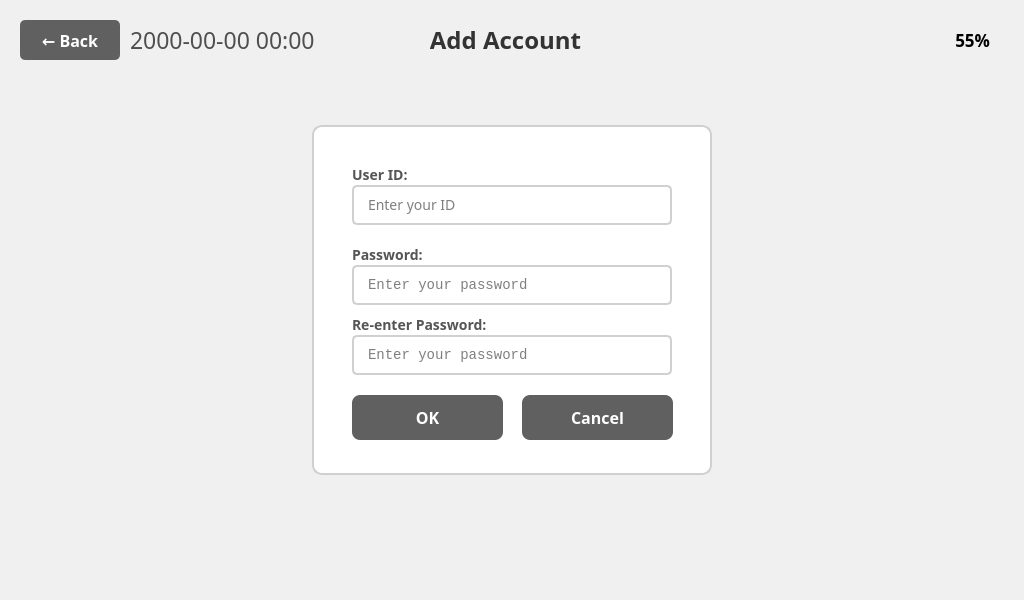
Old version of the form ui/Settings/AccountAddViewWindow.ui in the repository eguruno1/calth_reader.
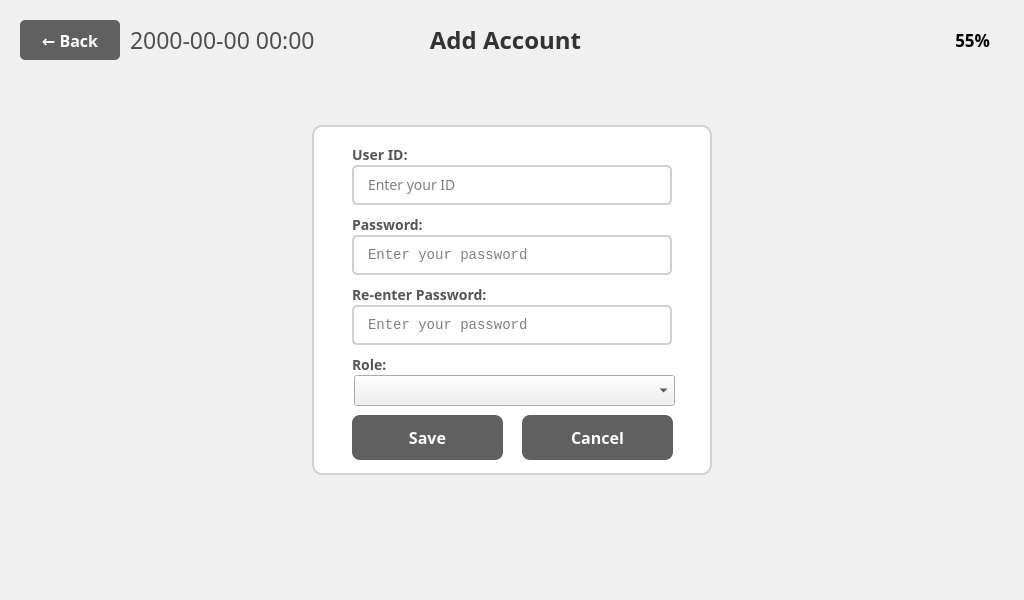
New version of the form. Icons and pictures are not drawn.

Diff of the .ui file:
```diff
--- a/ui/Settings/AccountAddViewWindow.ui
+++ b/ui/Settings/AccountAddViewWindow.ui
@@ -437,7 +437,7 @@
      <property name="geometry">
       <rect>
        <x>40</x>
-       <y>40</y>
+       <y>20</y>
        <width>320</width>
        <height>20</height>
       </rect>
@@ -461,7 +461,7 @@
      <property name="geometry">
       <rect>
        <x>40</x>
-       <y>60</y>
+       <y>40</y>
        <width>320</width>
        <height>40</height>
       </rect>
@@ -492,7 +492,7 @@
      <property name="geometry">
       <rect>
        <x>40</x>
-       <y>120</y>
+       <y>90</y>
        <width>320</width>
        <height>20</height>
       </rect>
@@ -516,7 +516,7 @@
      <property name="geometry">
       <rect>
        <x>40</x>
-       <y>140</y>
+       <y>110</y>
        <width>320</width>
        <height>40</height>
       </rect>
@@ -554,7 +554,7 @@
      <property name="geometry">
       <rect>
        <x>40</x>
-       <y>270</y>
+       <y>290</y>
        <width>151</width>
        <height>45</height>
       </rect>
@@ -584,14 +584,14 @@
 }</string>
      </property>
      <property name="text">
-      <string>OK</string>
+      <string>Save</string>
      </property>
     </widget>
     <widget class="QLabel" name="label_password_2">
      <property name="geometry">
       <rect>
        <x>40</x>
-       <y>190</y>
+       <y>160</y>
        <width>320</width>
        <height>20</height>
       </rect>
@@ -615,7 +615,7 @@
      <property name="geometry">
       <rect>
        <x>40</x>
-       <y>210</y>
+       <y>180</y>
        <width>320</width>
        <height>40</height>
       </rect>
@@ -653,7 +653,7 @@
      <property name="geometry">
       <rect>
        <x>210</x>
-       <y>270</y>
+       <y>290</y>
        <width>151</width>
        <height>45</height>
       </rect>
@@ -686,6 +686,40 @@
       <string>Cancel</string>
      </property>
     </widget>
+    <widget class="QLabel" name="label_role">
+     <property name="geometry">
+      <rect>
+       <x>40</x>
+       <y>230</y>
+       <width>320</width>
+       <height>20</height>
+      </rect>
+     </property>
+     <property name="font">
+      <font>
+       <family>Pretendard</family>
+       <pointsize>-1</pointsize>
+       <weight>75</weight>
+       <bold>true</bold>
+      </font>
+     </property>
+     <property name="styleSheet">
+      <string notr="true">font-size: 14px; font-weight: bold; color: #555555; border: none;</string>
+     </property>
+     <property name="text">
+      <string>Role:</string>
+     </property>
+    </widget>
+    <widget class="QComboBox" name="comboBox_role">
+     <property name="geometry">
+      <rect>
+       <x>42</x>
+       <y>250</y>
+       <width>321</width>
+       <height>31</height>
+      </rect>
+     </property>
+    </widget>
    </widget>
   </widget>
  </widget>
```
Left out of the diff: 6 changed lines with no effect on the pictures.
